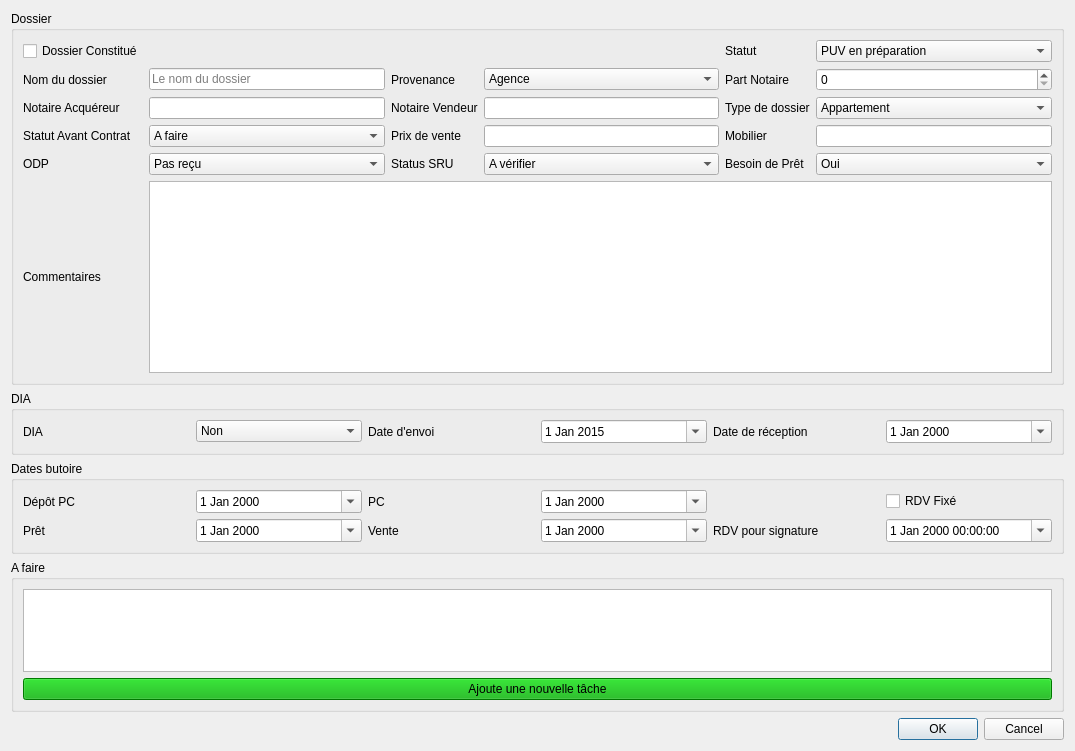
First picture: the form in UI/ViewDossier.ui, repository florentsarat/dossiermgt, before the edit.
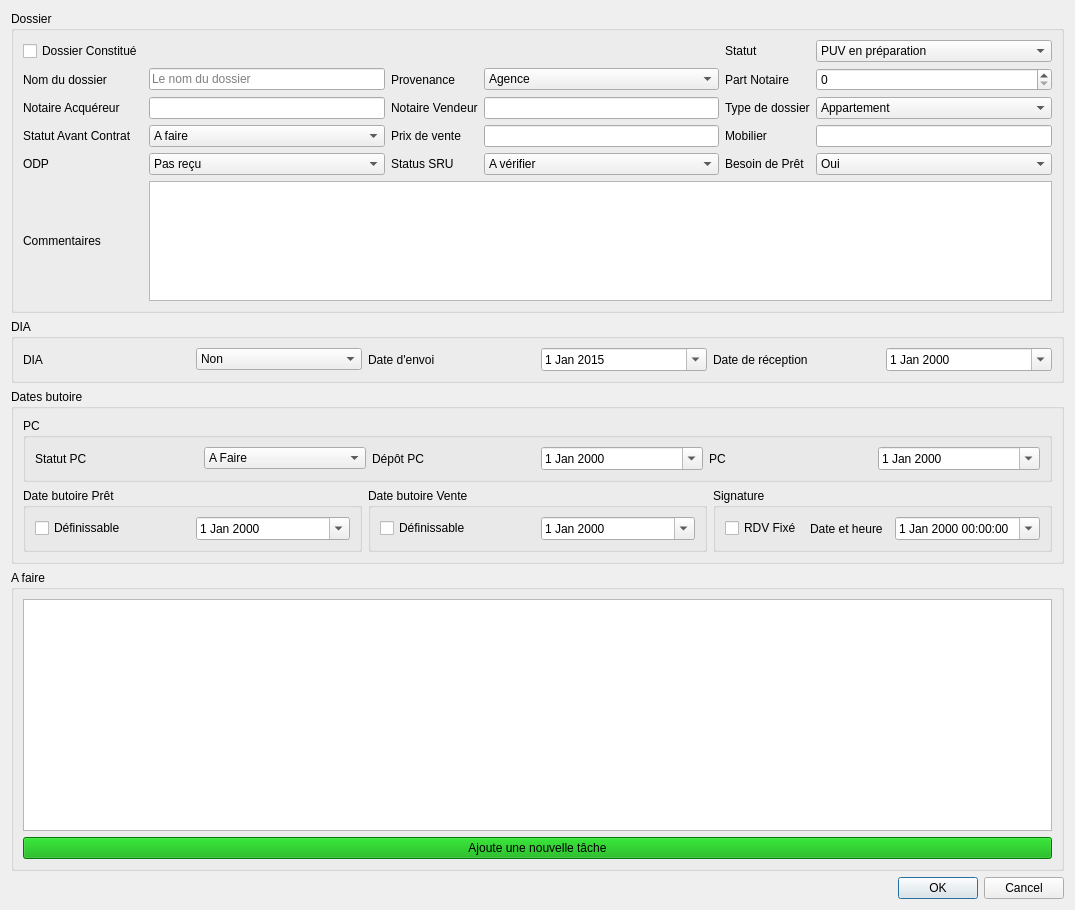
Second picture: the form after the edit.

Diff of the .ui file:
```diff
--- a/UI/ViewDossier.ui
+++ b/UI/ViewDossier.ui
@@ -10,7 +10,7 @@
     <x>0</x>
     <y>0</y>
     <width>1075</width>
-    <height>751</height>
+    <height>910</height>
    </rect>
   </property>
   <property name="windowTitle">
@@ -287,11 +287,20 @@
       <item row="6" column="1" colspan="5">
        <widget class="QTextEdit" name="commentsDossier">
         <property name="sizePolicy">
-         <sizepolicy hsizetype="Expanding" vsizetype="Minimum">
+         <sizepolicy hsizetype="Expanding" vsizetype="MinimumExpanding">
           <horstretch>0</horstretch>
           <verstretch>0</verstretch>
          </sizepolicy>
         </property>
+        <property name="minimumSize">
+         <size>
+          <width>0</width>
+          <height>20</height>
+         </size>
+        </property>
+        <property name="sizeAdjustPolicy">
+         <enum>QAbstractScrollArea::AdjustToContents</enum>
+        </property>
        </widget>
       </item>
       <item row="0" column="0">
@@ -455,82 +464,144 @@
      <property name="title">
       <string>Dates butoire</string>
      </property>
-     <layout class="QGridLayout" name="gridLayout_2">
-      <item row="1" column="0">
-       <widget class="QLabel" name="label_14">
+     <layout class="QGridLayout" name="gridLayout">
+      <item row="2" column="0">
+       <widget class="QGroupBox" name="groupBox_6">
+        <property name="title">
+         <string>Date butoire Prêt</string>
+        </property>
+        <layout class="QHBoxLayout" name="horizontalLayout_2">
+         <item>
+          <widget class="QCheckBox" name="pretRdy">
         <property name="text">
-         <string>Prêt</string>
+            <string>Définissable</string>
         </property>
        </widget>
       </item>
-      <item row="1" column="1">
-       <widget class="QDateEdit" name="dateEdit_3">
+         <item>
+          <widget class="QDateEdit" name="datepret">
         <property name="calendarPopup">
          <bool>true</bool>
         </property>
        </widget>
       </item>
-      <item row="1" column="2">
-       <widget class="QLabel" name="label_15">
-        <property name="text">
-         <string>Vente</string>
-        </property>
+        </layout>
        </widget>
       </item>
-      <item row="1" column="3">
-       <widget class="QDateEdit" name="dateEdit_4">
-        <property name="calendarPopup">
-         <bool>true</bool>
+      <item row="2" column="2">
+       <widget class="QGroupBox" name="groupBox_8">
+        <property name="title">
+         <string>Signature</string>
         </property>
-       </widget>
-      </item>
-      <item row="1" column="4">
+        <layout class="QHBoxLayout" name="horizontalLayout_4">
+         <item>
+          <widget class="QCheckBox" name="RDVFixe">
+           <property name="text">
+            <string>RDV Fixé</string>
+           </property>
+          </widget>
+         </item>
+         <item>
        <widget class="QLabel" name="rdvsignlab">
         <property name="text">
-         <string>RDV pour signature</string>
+            <string>Date et heure</string>
         </property>
        </widget>
       </item>
-      <item row="1" column="5">
+         <item>
        <widget class="QDateTimeEdit" name="dateRDV">
         <property name="calendarPopup">
          <bool>true</bool>
         </property>
        </widget>
       </item>
-      <item row="0" column="0">
-       <widget class="QLabel" name="label_18">
+        </layout>
+       </widget>
+      </item>
+      <item row="2" column="1">
+       <widget class="QGroupBox" name="groupBox_7">
+        <property name="title">
+         <string>Date butoire Vente</string>
+        </property>
+        <layout class="QHBoxLayout" name="horizontalLayout_3">
+         <item>
+          <widget class="QCheckBox" name="venteRdy">
+           <property name="text">
+            <string>Définissable</string>
+           </property>
+          </widget>
+         </item>
+         <item>
+          <widget class="QDateEdit" name="datevente">
+           <property name="calendarPopup">
+            <bool>true</bool>
+           </property>
+          </widget>
+         </item>
+        </layout>
+       </widget>
+      </item>
+      <item row="0" column="0" rowspan="2" colspan="3">
+       <widget class="QGroupBox" name="groupBox_5">
+        <property name="title">
+         <string>PC</string>
+        </property>
+        <layout class="QHBoxLayout" name="horizontalLayout">
+         <item>
+          <widget class="QLabel" name="label_12">
+           <property name="text">
+            <string>Statut PC</string>
+           </property>
+          </widget>
+         </item>
+         <item>
+          <widget class="QComboBox" name="statutPC">
+           <item>
+            <property name="text">
+             <string>A Faire</string>
+            </property>
+           </item>
+           <item>
+            <property name="text">
+             <string>Dépôt</string>
+            </property>
+           </item>
+           <item>
+            <property name="text">
+             <string>OK</string>
+            </property>
+           </item>
+          </widget>
+         </item>
+         <item>
+          <widget class="QLabel" name="labeldepotPC">
         <property name="text">
          <string>Dépôt PC</string>
         </property>
        </widget>
       </item>
-      <item row="0" column="1">
-       <widget class="QDateEdit" name="dateEdit_5">
+         <item>
+          <widget class="QDateEdit" name="DepotPCDate">
         <property name="calendarPopup">
          <bool>true</bool>
         </property>
        </widget>
       </item>
-      <item row="0" column="2">
-       <widget class="QLabel" name="label_19">
+         <item>
+          <widget class="QLabel" name="labelPC">
         <property name="text">
          <string>PC</string>
         </property>
        </widget>
       </item>
-      <item row="0" column="3">
-       <widget class="QDateEdit" name="dateEdit_6">
+         <item>
+          <widget class="QDateEdit" name="datePC">
         <property name="calendarPopup">
          <bool>true</bool>
         </property>
        </widget>
       </item>
-      <item row="0" column="5">
-       <widget class="QCheckBox" name="RDVFixe">
-        <property name="text">
-         <string>RDV Fixé</string>
-        </property>
+        </layout>
        </widget>
       </item>
      </layout>
```
Lines whose indentation alone changed are shown as unchanged.
